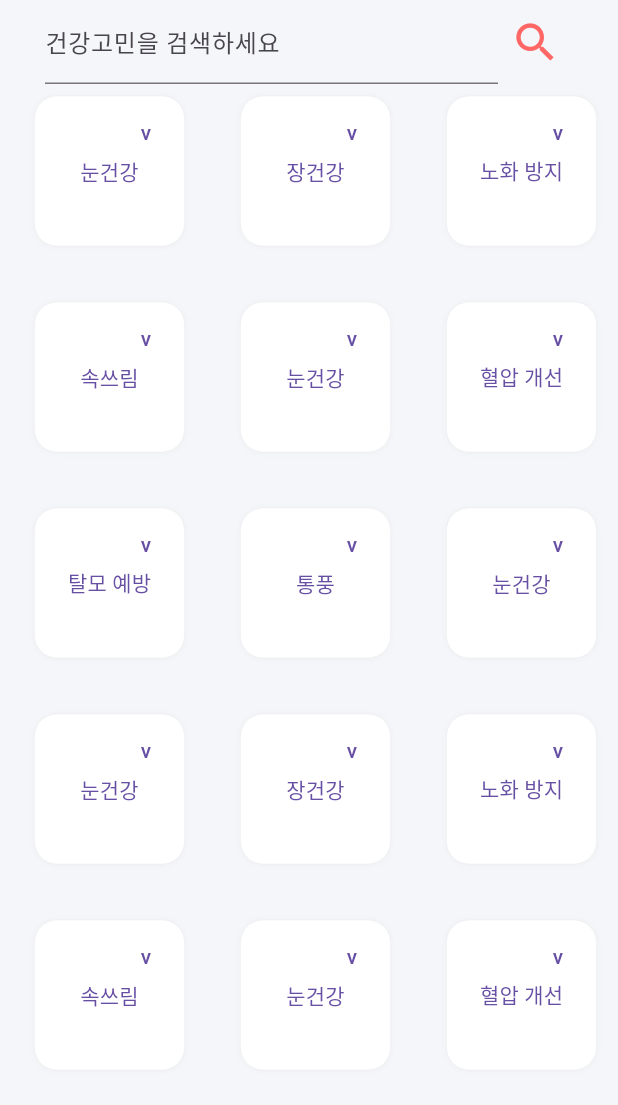
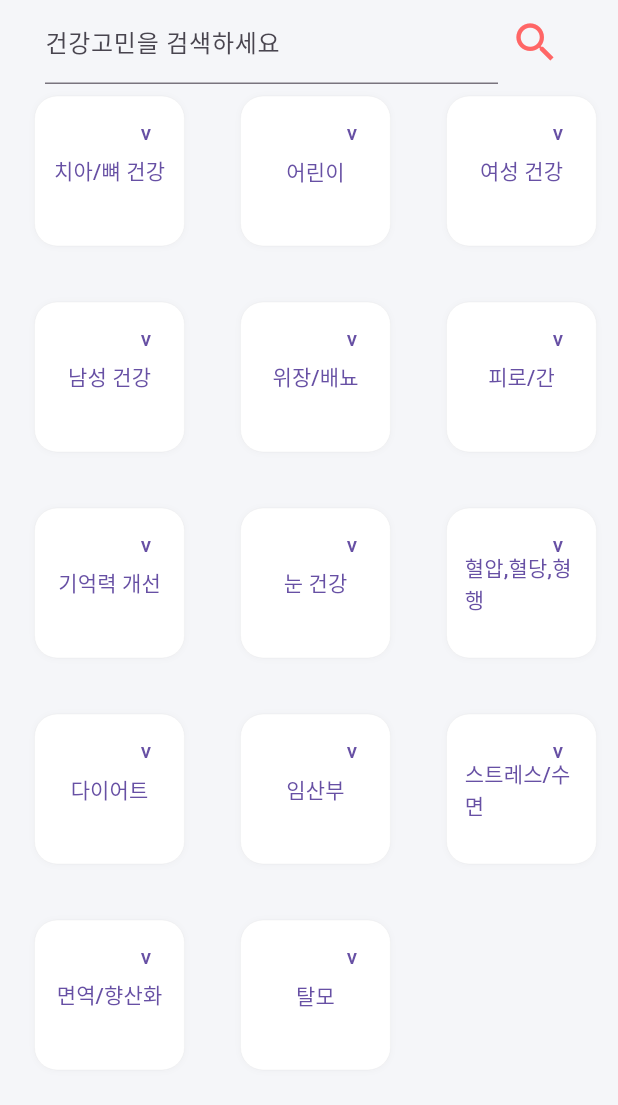
Before and after one commit to bonkri9/Pillin, a Flutter app: the SearchHealthScreen screen opened directly, on a phone screen of 412 x 824 dp, the part 105-1210 px from its top. Run offline on Flutter 3.47's test engine with Material 3 defaults, Android fonts, the light colour scheme and no system bars; our stand-ins replace firebase_core, firebase_messaging, flutter_svg, flutter_time_picker_spinner, getwidget, go_router and 3 more; missing offline and left inert: circle_progress_bar, just_bottom_sheet, kakao_flutter_sdk_user, simple_progress_indicators; accounts and stored records are empty; network calls fail; Roboto replaces fonts that are missing (Pretendard); project files that could hold a hidden picture were left out.

Commit message:
[feat] 성분,건강 정보 등록

```diff
--- a/yourpilling_pjt/yourpilling/lib/screen/search_health_screen.dart
+++ b/yourpilling_pjt/yourpilling/lib/screen/search_health_screen.dart
@@ -102,59 +102,48 @@ class _MiddleTab extends StatelessWidget {
   Widget build(BuildContext context) {
     var healthList = [
       {
-        'health': '눈건강',
+        'health': '치아/뼈 건강',
       },
       {
-        'health': '장건강',
+        'health': '어린이',
       },
       {
-        'health': '노화 방지',
+        'health': '여성 건강',
       },
       {
-        'health': '속쓰림',
+        'health': '남성 건강',
       },
       {
-        'health': '눈건강',
+        'health': '위장/배뇨',
       },
       {
-        'health': '혈압 개선',
+        'health': '피로/간',
       },
       {
-        'health': '탈모 예방',
+        'health': '기억력 개선',
       },
       {
-        'health': '통풍',
+        'health': '눈 건강',
       },
       {
-        'health': '눈건강',
+        'health': '혈압,혈당,형행',
       },
       {
-        'health': '눈건강',
+        'health': '다이어트',
       },
       {
-        'health': '장건강',
+        'health': '임산부',
       },
       {
-        'health': '노화 방지',
+        'health': '스트레스/수면',
       },
       {
-        'health': '속쓰림',
+        'health': '면역/향산화',
       },
       {
-        'health': '눈건강',
+        'health': '탈모',
       },
-      {
-        'health': '혈압 개선',
-      },
-      {
-        'health': '탈모 예방',
-      },
-      {
-        'health': '통풍',
-      },
-      {
-        'health': '눈건강',
-      },
+
     ];
 
     return Expanded(
--- a/yourpilling_pjt/yourpilling/lib/screen/search_list_screen.dart
+++ b/yourpilling_pjt/yourpilling/lib/screen/search_list_screen.dart
@@ -288,10 +288,10 @@ Future<void> searchDetail() async {
 Future<void> searchName(url,pillName) async {
   // 반환 타입을 'Future<void>'로 변경합니다
   print("이름검색 요청");
-  var response = await http.get(Uri.parse('http://3.38.251.199/api/v1/pill/search?pillName=비타민'),
+  var response = await http.get(Uri.parse('http://10.0.2.2:8080/api/v1/pill/search?pillName=비타민'),
       headers: {
         'Content-Type': 'application/json',
-        'accessToken' : "Bearer eyJ0eXAiOiJKV1QiLCJhbGciOiJIUzUxMiJ9.eyJzdWIiOiJ0b2tlbiIsInJvbGUiOiJNRU1CRVIiLCJleHAiOjE3MDY4NDU1MDIsIm1lbWJlcklkIjo1MDIsInVzZXJuYW1lIjoiMTExIn0.9uUJFeZrkY6k_jqKSa3VgVj_vfaWo80ZJ9HM4hsR4NzLP_UGupMMnr3eqV7Xb5-nawbOlocv4rFrxwRqsQtxxg",
+        'accessToken' : "Bearer eyJ0eXAiOiJKV1QiLCJhbGciOiJIUzUxMiJ9.eyJzdWIiOiJ0b2tlbiIsInJvbGUiOiJNRU1CRVIiLCJleHAiOjE3MDY4NDY2MDMsIm1lbWJlcklkIjo0NTIsInVzZXJuYW1lIjoicXFxIn0.hHSNeA2vAsNkAa9416GEbpmCM9EdRNIErRQ-AoHPzZo8ltB57BUCusiov5zKLCyKN5ZynNsZpDg7wXOpgLCUGA",
       });
 
   if (response.statusCode == 200) {
--- a/yourpilling_pjt/yourpilling/lib/screen/search_nutrient_screen.dart
+++ b/yourpilling_pjt/yourpilling/lib/screen/search_nutrient_screen.dart
@@ -8,7 +8,6 @@ import '../component/base_container.dart';
 import 'package:http/http.dart' as http;
 
 class SearchNutrientScreen extends StatefulWidget {
-
   const SearchNutrientScreen({super.key});
 
   @override
@@ -60,7 +59,9 @@ class _SearchBar extends StatelessWidget {
   @override
   Widget build(BuildContext context) {
     return Padding(
-      padding: EdgeInsets.symmetric(horizontal: 30, ),
+      padding: EdgeInsets.symmetric(
+        horizontal: 30,
+      ),
       child: Row(
         children: [
           Expanded(
@@ -73,19 +74,24 @@ class _SearchBar extends StatelessWidget {
             ),
           ),
           IconButton(
-              icon: Icon(Icons.search, color: Color(0xFFFF6666),size: 34,),
+              icon: Icon(
+                Icons.search,
+                color: Color(0xFFFF6666),
+                size: 34,
+              ),
               onPressed: () {
                 Navigator.push(
                     context,
                     MaterialPageRoute(
-                        builder: (context) => SearchListScreen(myControllerValue: myController.text,)));
+                        builder: (context) => SearchListScreen(
+                              myControllerValue: myController.text,
+                            )));
               }),
         ],
       ),
     );
   }
 }
-
 
 // 중간탭
 class _MiddleTab extends StatelessWidget {
@@ -98,54 +104,67 @@ class _MiddleTab extends StatelessWidget {
         'nutrient': '비타민 C', // 영양제 이름
       },
       {
-        'nutrient': '오메가3', // 영양제 이름
+        'nutrient': '비타민A', // 영양제 이름
       },
       {
-        'nutrient': '루테인', // 영양제 이름
+        'nutrient': '비타민B1', // 영양제 이름
       },
       {
-        'nutrient': '혈당', // 영양제 이름
+        'nutrient': '비타민B2', // 영양제 이름
+      },
+      {
+        'nutrient': '비타민B3', // 영양제 이름
+      },
+      {
+        'nutrient': '비타민B6', // 영양제 이름
+      },
+      {
+        'nutrient': '비타민B12', // 영양제 이름
+      },
+      {
+        'nutrient': '비타민D', // 영양제 이름
+      },
+      {
+        'nutrient': '비타민E', // 영양제 이름
+      },
+      {
+        'nutrient': '비타민K', // 영양제 이름
+      },
+      {
+        'nutrient': '칼슐', // 영양제 이름
+      },
+      {
+        'nutrient': '칼륨', // 영양제 이름
       },
       {
         'nutrient': '마그네슘', // 영양제 이름
       },
       {
-        'nutrient': '아연', // 영양제 이름
+        'nutrient': '망간', // 영양제 이름
       },
       {
-        'nutrient': '녹차추출잎', // 영양제 이름
+        'nutrient': '셀레늄', // 영양제 이름
       },
       {
-        'nutrient': '순환제', // 영양제 이름
+        'nutrient': '엽산', // 영양제 이름
       },
       {
-        'nutrient': '탈모약', // 영양제 이름
-      },{
-        'nutrient': '비타민 C', // 영양제 이름
+        'nutrient': '아미노산', // 영양제 이름
       },
       {
-        'nutrient': '오메가3', // 영양제 이름
+        'nutrient': '판토텐산', // 영양제 이름
       },
       {
-        'nutrient': '루테인', // 영양제 이름
+        'nutrient': '비오틴', // 영양제 이름
       },
       {
-        'nutrient': '혈당', // 영양제 이름
+        'nutrient': '철', // 영양제 이름
       },
       {
-        'nutrient': '마그네슘', // 영양제 이름
+        'nutrient': '오메가3',
       },
       {
-        'nutrient': '아연', // 영양제 이름
-      },
-      {
-        'nutrient': '녹차추출잎', // 영양제 이름
-      },
-      {
-        'nutrient': '순환제', // 영양제 이름
-      },
-      {
-        'nutrient': '탈모약', // 영양제 이름
+        'nutrient': '크롬', // 영양제 이름
       },
     ];
 
@@ -164,7 +183,8 @@ class _MiddleTab extends StatelessWidget {
                   Navigator.push(
                       context,
                       MaterialPageRoute(
-                          builder: (context) => SearchListScreen(myControllerValue: nutrient['nutrient']!)));
+                          builder: (context) => SearchListScreen(
+                              myControllerValue: nutrient['nutrient']!)));
                 },
                 child: Text(nutrient['nutrient']!),
               ),
@@ -176,16 +196,18 @@ class _MiddleTab extends StatelessWidget {
   }
 }
 
-
 // 통신추가
 Future<void> searchNutrient() async {
   // 반환 타입을 'Future<void>'로 변경합니다
   print("영양제 영양소 검색 요청");
-  var response = await http.get(Uri.parse('http://10.0.2.2:8080/api/v1/pill/search/nutrition?nutritionName=셀레늄'),
+  var response = await http.get(
+      Uri.parse(
+          'http://10.0.2.2:8080/api/v1/pill/search/nutrition?nutritionName=셀레늄'),
       headers: {
         'Content-Type': 'application/json',
-        'accessToken' : "Bearer eyJ0eXAiOiJKV1QiLCJhbGciOiJIUzUxMiJ9.eyJzdWIiOiJ0b2tlbiIsInJvbGUiOiJNRU1CRVIiLCJleHAiOjE3MDY4NDQwODgsIm1lbWJlcklkIjo1NTIsInVzZXJuYW1lIjoic215YW5nMDIyMEBuYXZlci5jb20ifQ.SLeYeG6t8Vh_zLTJjewZafDEAjPN3DuJWb9tgXjEc7S-NpMkLm4AChnPJk06t1d24El1TplBBq6PvmWhhl9aew",
-      } );
+        'accessToken':
+            "Bearer eyJ0eXAiOiJKV1QiLCJhbGciOiJIUzUxMiJ9.eyJzdWIiOiJ0b2tlbiIsInJvbGUiOiJNRU1CRVIiLCJleHAiOjE3MDY4NDQwODgsIm1lbWJlcklkIjo1NTIsInVzZXJuYW1lIjoic215YW5nMDIyMEBuYXZlci5jb20ifQ.SLeYeG6t8Vh_zLTJjewZafDEAjPN3DuJWb9tgXjEc7S-NpMkLm4AChnPJk06t1d24El1TplBBq6PvmWhhl9aew",
+      });
 
   if (response.statusCode == 200) {
     print('영양제 영양소 통신성공');
--- a/yourpilling_pjt/yourpilling/lib/screen/search_screen.dart
+++ b/yourpilling_pjt/yourpilling/lib/screen/search_screen.dart
@@ -85,7 +85,7 @@ class _SearchBar extends StatelessWidget {
               onPressed: () async {
                 // 통신추가 - 희태
 
-                String url = "http://3.38.251.199/api/v1/pill/search";
+                String url = "http://10.0.2.2:8080/api/v1/pill/search";
                 try {
                   await searchName(url, '비타민');
                   print('통신성공');
@@ -540,7 +540,7 @@ Future<void> searchName(url,pillName) async {
   var response = await http.get(Uri.parse('${url}?pillName=비타민'),
       headers: {
         'Content-Type': 'application/json',
-        'accessToken' : "Bearer eyJ0eXAiOiJKV1QiLCJhbGciOiJIUzUxMiJ9.eyJzdWIiOiJ0b2tlbiIsInJvbGUiOiJNRU1CRVIiLCJleHAiOjE3MDY4NDQwODgsIm1lbWJlcklkIjo1NTIsInVzZXJuYW1lIjoic215YW5nMDIyMEBuYXZlci5jb20ifQ.SLeYeG6t8Vh_zLTJjewZafDEAjPN3DuJWb9tgXjEc7S-NpMkLm4AChnPJk06t1d24El1TplBBq6PvmWhhl9aew",
+        'accessToken' : "Bearer eyJ0eXAiOiJKV1QiLCJhbGciOiJIUzUxMiJ9.eyJzdWIiOiJ0b2tlbiIsInJvbGUiOiJNRU1CRVIiLCJleHAiOjE3MDY4NDY2MDMsIm1lbWJlcklkIjo0NTIsInVzZXJuYW1lIjoicXFxIn0.hHSNeA2vAsNkAa9416GEbpmCM9EdRNIErRQ-AoHPzZo8ltB57BUCusiov5zKLCyKN5ZynNsZpDg7wXOpgLCUGA",
       });
 
   if (response.statusCode == 200) {
```
